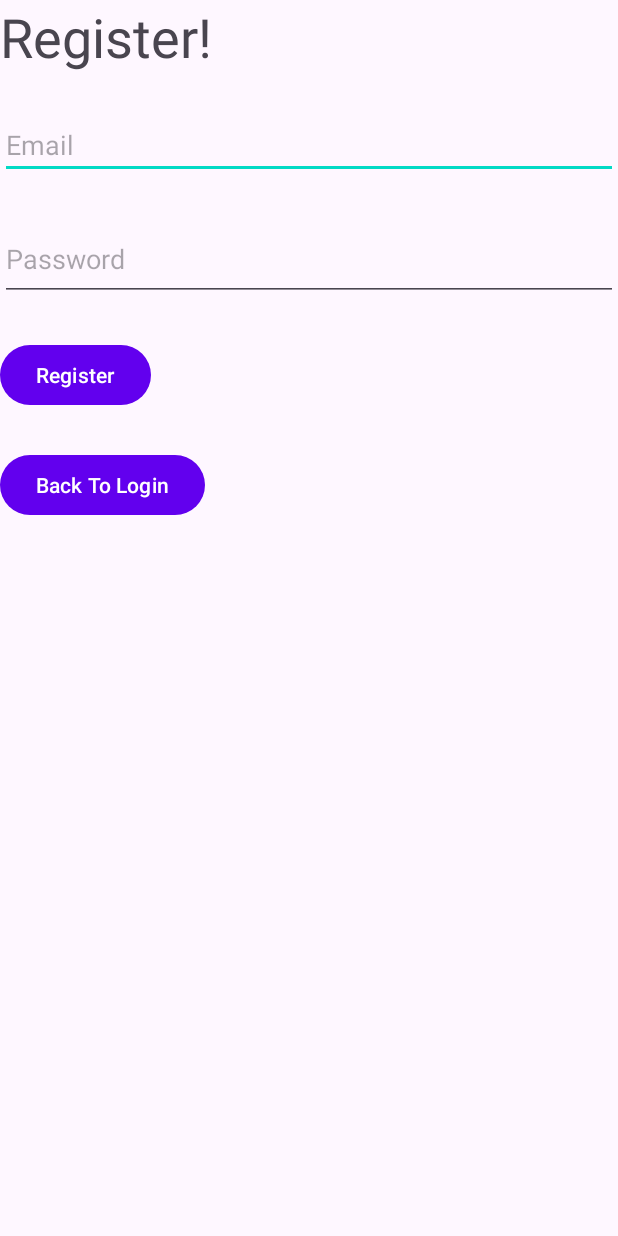
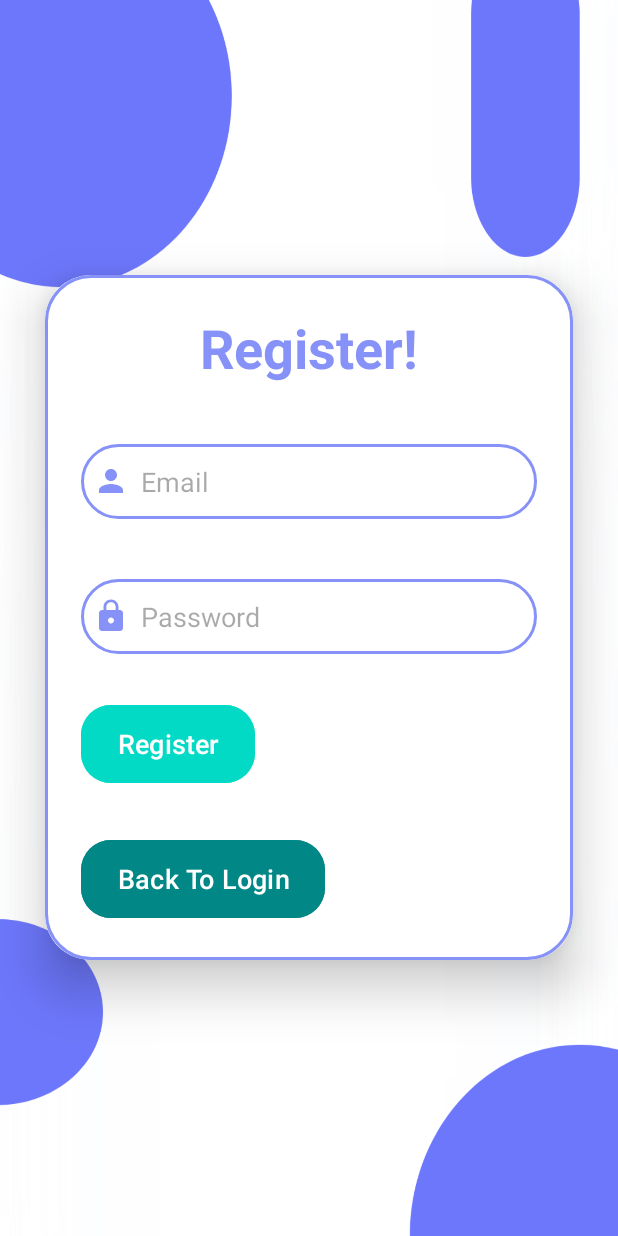
Before and after one commit to ST10083156/OPSC_PART_2_Attempt2, an Android app: the RegistrationPage screen opened directly, with no data from a screen before it, on a phone screen of 412 x 824 dp. Run offline under Robolectric (Android 15) with nearby library versions, the phone set to English and light mode, and no system bars; our stand-ins replace Firebase (no records; nobody signed in at launch, a user with empty details on screens opened directly).

Commit message:
Registration UI Changes

```diff
--- a/app/src/main/res/layout/activity_registration_page.xml
+++ b/app/src/main/res/layout/activity_registration_page.xml
@@ -5,38 +5,90 @@
     android:layout_width="match_parent"
     android:layout_height="match_parent"
     tools:context=".RegistrationPage"
-    android:orientation="vertical">
+    android:orientation="vertical"
+    android:gravity="center"
+    android:background="@drawable/loginbkg"
+    >
+
+    <androidx.cardview.widget.CardView
+        android:layout_width="match_parent"
+        android:layout_height="wrap_content"
+        android:layout_margin="30dp"
+        app:cardCornerRadius="30dp"
+        app:cardElevation="20dp">
+
+        <LinearLayout
+            android:layout_width="match_parent"
+            android:layout_height="wrap_content"
+            android:orientation="vertical"
+            android:layout_gravity="center_horizontal"
+            android:padding="24dp"
+            android:background="@drawable/custom_edittext">
+
             <TextView
                 android:id="@+id/registerTV"
-        android:layout_width="wrap_content"
+                android:layout_width="match_parent"
                 android:layout_height="wrap_content"
                 android:text="Register!"
-        android:textSize="36dp"
-        />
+                android:textSize="36sp"
+                android:textAlignment="center"
+                android:textStyle="bold"
+                android:textColor="@color/lavender"/>
+
             <EditText
                 android:id="@+id/emailET"
                 android:layout_width="match_parent"
-        android:layout_height="wrap_content"
+                android:layout_height="50dp"
+                android:background="@drawable/custom_edittext"
+                android:layout_marginTop="40dp"
+                android:padding="8dp"
                 android:hint="Email"
-        android:layout_marginTop="25dp"/>
+                android:drawableLeft="@drawable/baseline_person_24"
+                android:textColor="@color/black"
+                android:drawablePadding="8dp"/>
 
             <EditText
                 android:id="@+id/passwordET"
                 android:layout_width="match_parent"
-        android:layout_height="56dp"
-        android:layout_marginTop="25dp"
+                android:layout_height="50dp"
+                android:background="@drawable/custom_edittext"
+                android:layout_marginTop="40dp"
+                android:padding="8dp"
+                android:drawableLeft="@drawable/baseline_lock_24"
+                android:textColor="@color/black"
+                android:drawablePadding="8dp"
+                android:inputType="textPassword"
                 android:hint="Password" />
+
             <Button
                 android:id="@+id/regBtn"
                 android:layout_width="wrap_content"
-        android:layout_height="wrap_content"
+                android:layout_height="60dp"
                 android:text="Register"
-        android:layout_marginTop="25dp"/>
+                android:textSize="18sp"
+                android:layout_marginTop="30dp"
+                android:backgroundTint="@color/teal_200"
+                app:cornerRadius="20dp"/>
+
             <Button
                 android:id="@+id/loginPageBtn"
                 android:layout_width="wrap_content"
-        android:layout_height="wrap_content"
+                android:layout_height="60dp"
                 android:text="Back To Login"
-        android:layout_marginTop="25dp"/>
+                android:textSize="18sp"
+                android:layout_marginTop="30dp"
+                android:backgroundTint="@color/teal_700"
+                app:cornerRadius="20dp"/>
 
         </LinearLayout>
+
+    </androidx.cardview.widget.CardView>
+
+
+
+
+
+
+
+
+</LinearLayout>
```
Lines whose indentation alone changed are shown as unchanged.
